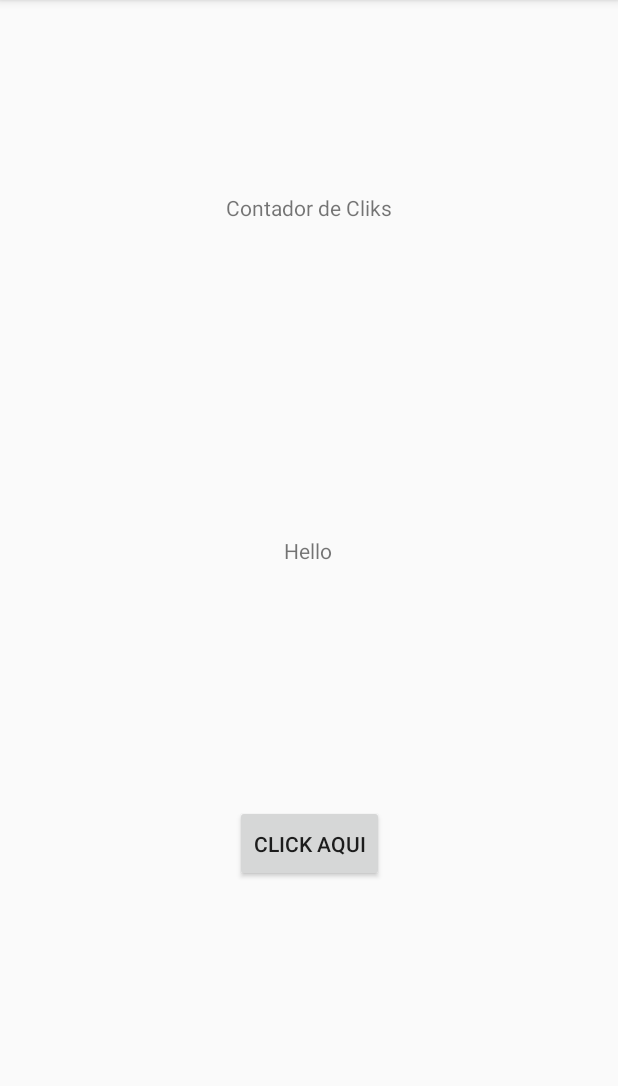
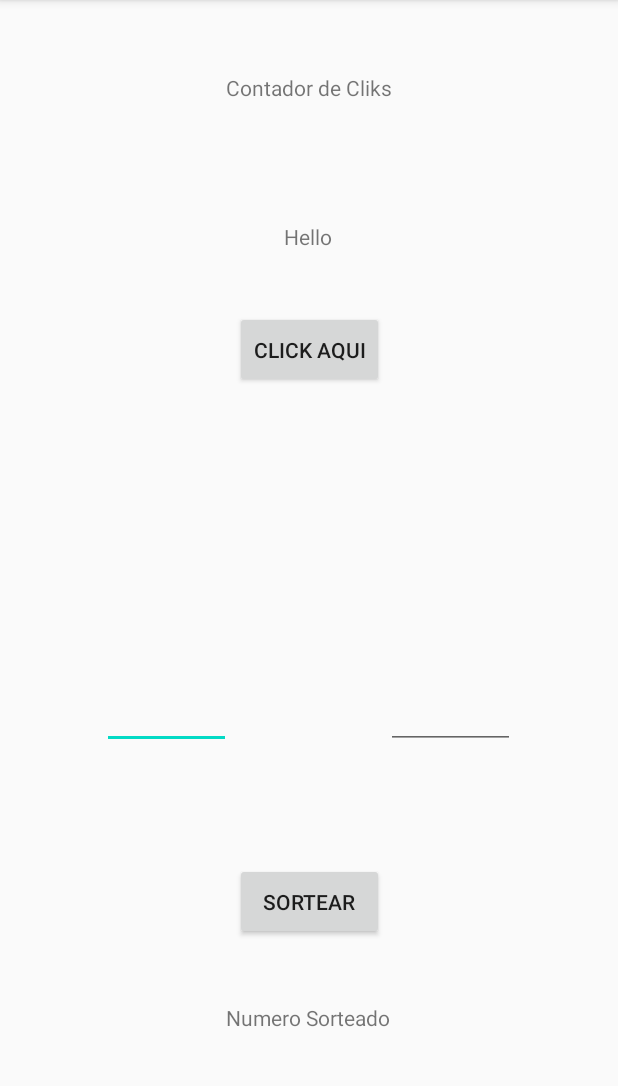
Before and after one commit to cauamistura/pdm-ifsc, an Android app: the screen it shows after launch (MainActivity), on a phone screen of 412 x 824 dp, the part 84-1170 px from its top. Run offline under Robolectric (Android 15) with nearby library versions, the phone set to English and light mode, and no system bars.

Commit message:
update lista 01

```diff
--- a/Lista 01/PDM/Questao_6/app/src/main/java/com/example/questao_6/MainActivity.java
+++ b/Lista 01/PDM/Questao_6/app/src/main/java/com/example/questao_6/MainActivity.java
@@ -1,10 +1,15 @@
 package com.example.questao_6;
 
+import static java.lang.String.valueOf;
+
+import android.app.ActivityOptions;
+import android.os.Bundle;
 import android.support.v7.app.AppCompatActivity;
-import android.os.Bundle;
 import android.view.View;
 import android.widget.Button;
+import android.widget.EditText;
 import android.widget.TextView;
+import java.util.Random;
 
 public class MainActivity extends AppCompatActivity {
 
@@ -22,5 +27,22 @@ public class MainActivity extends AppCompatActivity {
                 lbCount.setText("Fui Clicado!!");
             }
         });
+
+        final Button btn2 = (Button) findViewById(R.id.btn2);
+        btn2.setOnClickListener(new View.OnClickListener() {
+            @Override
+            public void onClick(View v) {
+                final TextView lbNum = (TextView) findViewById(R.id.lbnum);
+                final EditText edN1 = (EditText) findViewById(R.id.edn1);
+                final EditText edN2 = (EditText) findViewById(R.id.edn2);
+                Integer n1 = Integer.valueOf(valueOf(edN1.getText()));
+                Integer n2 = Integer.valueOf(valueOf(edN2.getText()));
+                lbNum.setText(valueOf(getRandomInt(n1,n2)));
+            }
+        });
+    }
+    public static int getRandomInt(int min, int max) {
+        Random random = new Random();
+        return random.nextInt((max - min) + 1) + min;
     }
 }
--- a/Lista 01/PDM/Questao_6/app/src/main/res/layout/activity_main.xml
+++ b/Lista 01/PDM/Questao_6/app/src/main/res/layout/activity_main.xml
@@ -16,7 +16,19 @@
         app:layout_constraintHorizontal_bias="0.498"
         app:layout_constraintStart_toStartOf="parent"
         app:layout_constraintTop_toTopOf="parent"
-        app:layout_constraintVertical_bias="0.477" />
+        app:layout_constraintVertical_bias="0.198" />
+
+    <TextView
+        android:id="@+id/lbnum"
+        android:layout_width="wrap_content"
+        android:layout_height="wrap_content"
+        android:text="Numero Sorteado"
+        app:layout_constraintBottom_toBottomOf="parent"
+        app:layout_constraintEnd_toEndOf="parent"
+        app:layout_constraintHorizontal_bias="0.498"
+        app:layout_constraintStart_toStartOf="parent"
+        app:layout_constraintTop_toBottomOf="@+id/btn2"
+        app:layout_constraintVertical_bias="0.344" />
 
     <TextView
         android:id="@+id/lbCount"
@@ -33,10 +45,43 @@
         android:id="@+id/btnCount"
         android:layout_width="99dp"
         android:layout_height="51dp"
-        android:layout_marginTop="160dp"
+        android:layout_marginTop="40dp"
         android:text="Click AQUI"
         app:layout_constraintEnd_toEndOf="parent"
         app:layout_constraintStart_toStartOf="parent"
         app:layout_constraintTop_toBottomOf="@+id/lbHello" />
 
+    <Button
+        android:id="@+id/btn2"
+        android:layout_width="99dp"
+        android:layout_height="51dp"
+        android:layout_marginTop="408dp"
+        android:text="Sortear"
+        app:layout_constraintEnd_toEndOf="parent"
+        app:layout_constraintStart_toStartOf="parent"
+        app:layout_constraintTop_toBottomOf="@+id/lbHello" />
+
+    <EditText
+        android:id="@+id/edn1"
+        android:layout_width="86dp"
+        android:layout_height="53dp"
+        android:layout_marginStart="68dp"
+        android:layout_marginBottom="76dp"
+        android:ems="10"
+        android:inputType="textPersonName"
+        app:layout_constraintBottom_toTopOf="@+id/btn2"
+        app:layout_constraintStart_toStartOf="parent" />
+
+    <EditText
+        android:id="@+id/edn2"
+        android:layout_width="86dp"
+        android:layout_height="53dp"
+        android:layout_marginBottom="76dp"
+        android:ems="10"
+        android:inputType="textPersonName"
+        app:layout_constraintBottom_toTopOf="@+id/btn2"
+        app:layout_constraintEnd_toEndOf="parent"
+        app:layout_constraintHorizontal_bias="0.6"
+        app:layout_constraintStart_toEndOf="@+id/edn1" />
+
 </android.support.constraint.ConstraintLayout>
```
Also changed, not shown: 2 other files.
